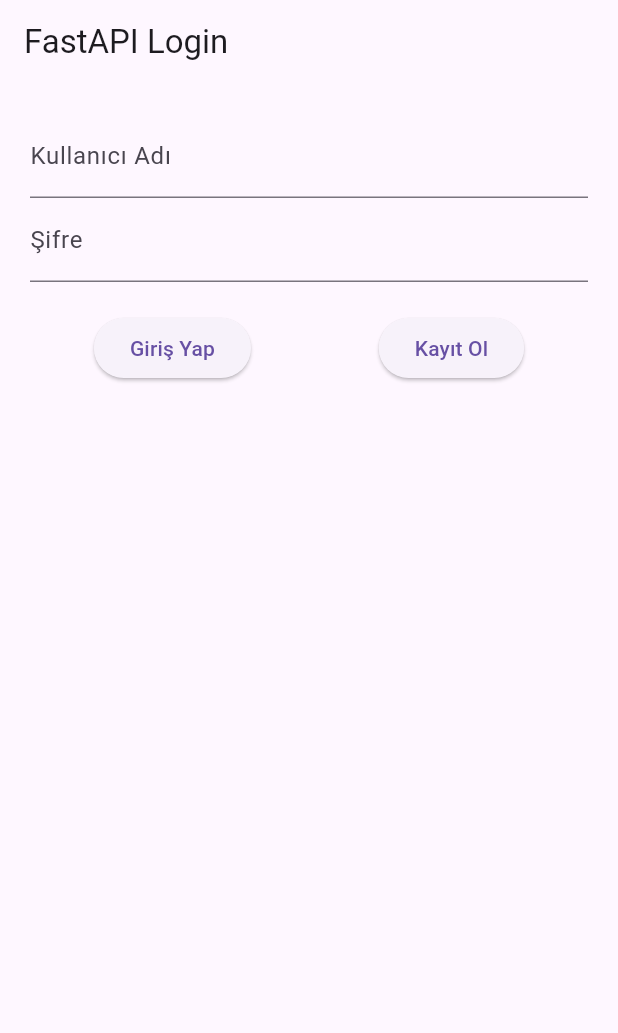
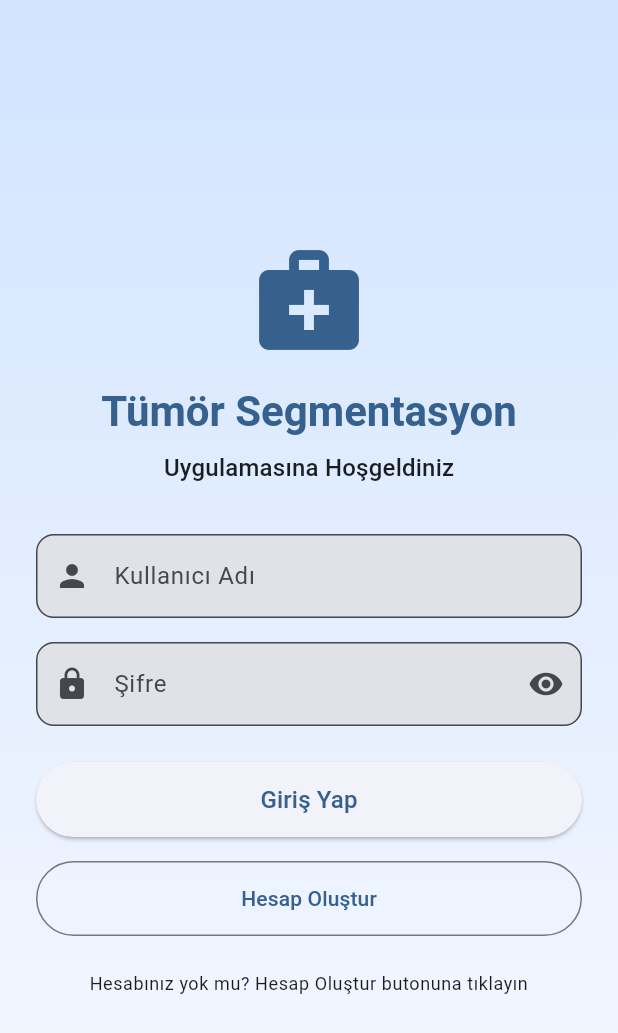
Before and after one commit to nurhat36/tumor_segmentation_app, a Flutter app: the screen it shows after launch, on a phone screen of 412 x 824 dp. Shown: the top 1033 px of the screen. Run offline on Flutter 3.47's test engine with Material 3 defaults, Android fonts, the phone set to English and light mode, and no system bars; our stand-ins replace image_picker, jwt_decoder.

```diff
--- a/lib/main.dart
+++ b/lib/main.dart
@@ -13,7 +13,20 @@ class MyApp extends StatelessWidget {
   @override
   Widget build(BuildContext context) {
     return MaterialApp(
-      title: 'FastAPI Login Demo',
+      title: 'Tümör Segmentasyon Uygulaması',
+      theme: ThemeData(
+        colorScheme: ColorScheme.fromSeed(
+          seedColor: Colors.blue,
+          brightness: Brightness.light,
+        ),
+        useMaterial3: true,
+        inputDecorationTheme: InputDecorationTheme(
+          border: OutlineInputBorder(
+            borderRadius: BorderRadius.circular(12),
+          ),
+          filled: true,
+        ),
+      ),
       home: LoginScreen(),
     );
   }
@@ -31,6 +44,7 @@ class _LoginScreenState extends State<LoginScreen> {
   final TextEditingController usernameController = TextEditingController();
   final TextEditingController passwordController = TextEditingController();
   bool isLoading = false;
+  bool _obscurePassword = true;
 
   void login() async {
     setState(() => isLoading = true);
@@ -71,12 +85,10 @@ class _LoginScreenState extends State<LoginScreen> {
       setState(() => isLoading = false);
       ScaffoldMessenger.of(context).showSnackBar(
         SnackBar(content: Text("Bir hata oluştu: $e")),
-
       );
       print("Bir hata oluştu: $e");
     }
   }
-
 
   void register() async {
     setState(() => isLoading = true);
@@ -89,7 +101,6 @@ class _LoginScreenState extends State<LoginScreen> {
     } else {
       ScaffoldMessenger.of(context).showSnackBar(
         const SnackBar(content: Text("Kayıt başarısız!")),
-
       );
     }
   }
@@ -97,30 +108,121 @@ class _LoginScreenState extends State<LoginScreen> {
   @override
   Widget build(BuildContext context) {
     return Scaffold(
-      appBar: AppBar(title: const Text("FastAPI Login")),
-      body: Padding(
-        padding: const EdgeInsets.all(20),
+      body: Container(
+        decoration: BoxDecoration(
+          gradient: LinearGradient(
+            begin: Alignment.topCenter,
+            end: Alignment.bottomCenter,
+            colors: [
+              Theme.of(context).colorScheme.primaryContainer,
+              Theme.of(context).colorScheme.surface,
+            ],
+          ),
+        ),
+        child: Padding(
+          padding: const EdgeInsets.all(24.0),
+          child: Center(
+            child: SingleChildScrollView(
               child: Column(
+                mainAxisAlignment: MainAxisAlignment.center,
                 children: [
+                  // Logo/İkon Alanı
+                  Icon(
+                    Icons.medical_services,
+                    size: 80,
+                    color: Theme.of(context).colorScheme.primary,
+                  ),
+                  const SizedBox(height: 16),
+                  // Başlık
+                  Text(
+                    "Tümör Segmentasyon",
+                    style: Theme.of(context).textTheme.headlineMedium?.copyWith(
+                      fontWeight: FontWeight.bold,
+                      color: Theme.of(context).colorScheme.primary,
+                    ),
+                  ),
+                  const SizedBox(height: 8),
+                  Text(
+                    "Uygulamasına Hoşgeldiniz",
+                    style: Theme.of(context).textTheme.titleMedium,
+                  ),
+                  const SizedBox(height: 32),
+
+                  // Kullanıcı Adı Alanı
                   TextField(
                     controller: usernameController,
-              decoration: const InputDecoration(labelText: "Kullanıcı Adı"),
+                    decoration: const InputDecoration(
+                      labelText: "Kullanıcı Adı",
+                      prefixIcon: Icon(Icons.person),
                     ),
+                  ),
+                  const SizedBox(height: 16),
+
+                  // Şifre Alanı
                   TextField(
                     controller: passwordController,
-              decoration: const InputDecoration(labelText: "Şifre"),
-              obscureText: true,
+                    decoration: InputDecoration(
+                      labelText: "Şifre",
+                      prefixIcon: const Icon(Icons.lock),
+                      suffixIcon: IconButton(
+                        icon: Icon(
+                          _obscurePassword ? Icons.visibility : Icons.visibility_off,
                         ),
-            const SizedBox(height: 20),
-            if (isLoading) const CircularProgressIndicator(),
-            if (!isLoading) Row(
-              mainAxisAlignment: MainAxisAlignment.spaceAround,
-              children: [
-                ElevatedButton(onPressed: login, child: const Text("Giriş Yap")),
-                ElevatedButton(onPressed: register, child: const Text("Kayıt Ol")),
+                        onPressed: () {
+                          setState(() {
+                            _obscurePassword = !_obscurePassword;
+                          });
+                        },
+                      ),
+                    ),
+                    obscureText: _obscurePassword,
+                  ),
+                  const SizedBox(height: 24),
+
+                  // Giriş Butonu
+                  SizedBox(
+                    width: double.infinity,
+                    height: 50,
+                    child: ElevatedButton(
+                      onPressed: isLoading ? null : login,
+                      child: isLoading
+                          ? const SizedBox(
+                        width: 20,
+                        height: 20,
+                        child: CircularProgressIndicator(
+                          strokeWidth: 2,
+                          valueColor: AlwaysStoppedAnimation<Color>(Colors.white),
+                        ),
+                      )
+                          : const Text(
+                        "Giriş Yap",
+                        style: TextStyle(fontSize: 16),
+                      ),
+                    ),
+                  ),
+                  const SizedBox(height: 16),
+
+                  // Kayıt Butonu
+                  SizedBox(
+                    width: double.infinity,
+                    height: 50,
+                    child: OutlinedButton(
+                      onPressed: isLoading ? null : register,
+                      child: const Text("Hesap Oluştur"),
+                    ),
+                  ),
+                  const SizedBox(height: 24),
+
+                  // Yardım Metni
+                  Text(
+                    "Hesabınız yok mu? Hesap Oluştur butonuna tıklayın",
+                    style: Theme.of(context).textTheme.bodySmall,
+                    textAlign: TextAlign.center,
+                  ),
                 ],
-            )
-          ],
+              ),
+            ),
+          ),
         ),
       ),
     );
```
Lines whose indentation alone changed are shown as unchanged.
